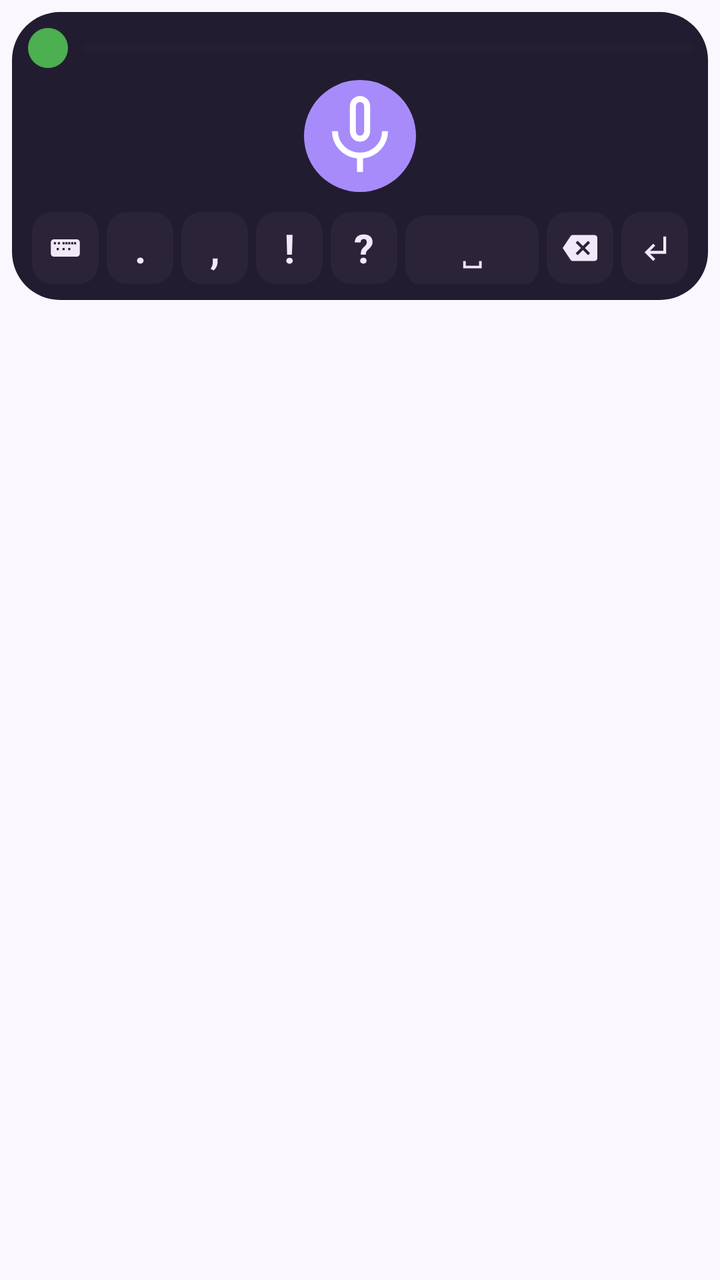
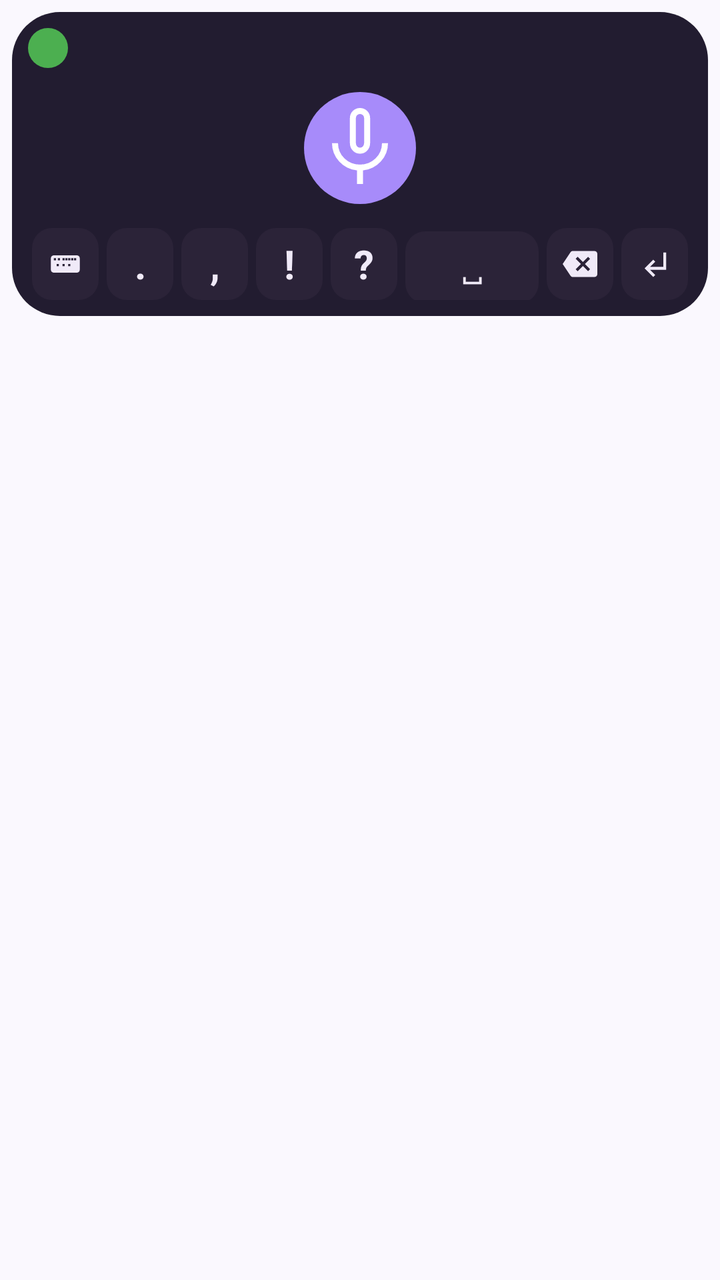

Screens rendered from an Android XML layout before and after an edit, with the pre-edit source and the edit as a unified diff.
<!-- AndroidManifest.xml: application theme Theme.WhisperGroq.ActionBar -->
<!-- res/layout/voice_service.xml -->
<?xml version="1.0" encoding="utf-8"?>
<LinearLayout xmlns:android="http://schemas.android.com/apk/res/android"
    android:layout_width="match_parent"
    android:layout_height="wrap_content"
    android:orientation="vertical"
    android:clipToPadding="false"
    android:padding="6dp">

    <LinearLayout
        android:layout_width="match_parent"
        android:layout_height="wrap_content"
        android:orientation="vertical"
        android:background="@drawable/keyboard_bg"
        android:padding="8dp">

        
        <LinearLayout
            android:layout_width="match_parent"
            android:layout_height="wrap_content"
            android:orientation="horizontal"
            android:gravity="center_vertical">

            <ImageButton
                android:id="@+id/btnStatus"
                android:layout_width="20dp"
                android:layout_height="20dp"
                android:background="@drawable/status_led_idle"
                android:contentDescription="Status"
                android:scaleType="fitCenter"/>

            <ProgressBar
                android:id="@+id/processing_bar"
                android:layout_width="0dp"
                android:layout_weight="1"
                android:layout_height="wrap_content"
                android:layout_marginStart="8dp"
                android:indeterminate="false"
                android:progressTint="@color/ime_accent"
                android:progressBackgroundTint="@color/ime_surface_container_high"
                android:indeterminateTint="@color/ime_accent"
                style="?android:attr/progressBarStyleHorizontal"/>
        </LinearLayout>

        <TextView
            android:id="@+id/tv_status"
            android:visibility="gone"
            android:gravity="center"
            android:layout_width="match_parent"
            android:layout_height="wrap_content"
            android:paddingHorizontal="10dp"
            android:layout_marginTop="4dp"
            android:textSize="14sp"
            android:textColor="@color/ime_text_primary" />

        
        <ImageButton
            android:id="@+id/btnRecord"
            android:layout_width="56dp"
            android:layout_height="56dp"
            android:layout_gravity="center_horizontal"
            android:layout_marginVertical="6dp"
            android:background="@drawable/kb_mic_button"
            android:padding="14dp"
            android:src="@drawable/ic_mic_48dp"
            android:contentDescription="@string/record_button"/>

        
        <LinearLayout
            android:layout_width="match_parent"
            android:layout_height="wrap_content"
            android:orientation="horizontal"
            android:layout_marginTop="4dp">

            <ImageButton
                android:id="@+id/btnKeyboard"
                android:layout_width="0dp"
                android:layout_height="36dp"
                android:layout_weight="1"
                android:layout_marginStart="2dp"
                android:layout_marginEnd="2dp"
                android:background="@drawable/kb_button"
                android:padding="8dp"
                android:scaleType="fitCenter"
                android:src="@drawable/ic_keyboard_36dp"
                android:contentDescription="@string/exit_button"/>

            <TextView
                android:id="@+id/btnPeriod"
                android:layout_width="0dp"
                android:layout_height="36dp"
                android:layout_weight="1"
                android:layout_marginStart="2dp"
                android:layout_marginEnd="2dp"
                android:background="@drawable/kb_button"
                android:gravity="center"
                android:text="."
                android:textColor="@color/ime_text_primary"
                android:textSize="20sp"
                android:textStyle="bold"/>

            <TextView
                android:id="@+id/btnComma"
                android:layout_width="0dp"
                android:layout_height="36dp"
                android:layout_weight="1"
                android:layout_marginStart="2dp"
                android:layout_marginEnd="2dp"
                android:background="@drawable/kb_button"
                android:gravity="center"
                android:text=","
                android:textColor="@color/ime_text_primary"
                android:textSize="20sp"
                android:textStyle="bold"/>

            <TextView
                android:id="@+id/btnExclaim"
                android:layout_width="0dp"
                android:layout_height="36dp"
                android:layout_weight="1"
                android:layout_marginStart="2dp"
                android:layout_marginEnd="2dp"
                android:background="@drawable/kb_button"
                android:gravity="center"
                android:text="!"
                android:textColor="@color/ime_text_primary"
                android:textSize="20sp"
                android:textStyle="bold"/>

            <TextView
                android:id="@+id/btnQuestion"
                android:layout_width="0dp"
                android:layout_height="36dp"
                android:layout_weight="1"
                android:layout_marginStart="2dp"
                android:layout_marginEnd="2dp"
                android:background="@drawable/kb_button"
                android:gravity="center"
                android:text="?"
                android:textColor="@color/ime_text_primary"
                android:textSize="20sp"
                android:textStyle="bold"/>

            <TextView
                android:id="@+id/btnSpace"
                android:layout_width="0dp"
                android:layout_height="36dp"
                android:layout_weight="2"
                android:layout_marginStart="2dp"
                android:layout_marginEnd="2dp"
                android:background="@drawable/kb_button"
                android:gravity="center"
                android:text="␣"
                android:textColor="@color/ime_text_primary"
                android:textSize="16sp"/>

            <ImageButton
                android:id="@+id/btnDel"
                android:layout_width="0dp"
                android:layout_height="36dp"
                android:layout_weight="1"
                android:layout_marginStart="2dp"
                android:layout_marginEnd="2dp"
                android:background="@drawable/kb_button"
                android:padding="8dp"
                android:scaleType="fitCenter"
                android:src="@drawable/ic_keyboard_del_48dp"
                android:contentDescription="@string/delete_button"/>

            <ImageButton
                android:id="@+id/btnEnter"
                android:layout_width="0dp"
                android:layout_height="36dp"
                android:layout_weight="1"
                android:layout_marginStart="2dp"
                android:layout_marginEnd="2dp"
                android:background="@drawable/kb_button"
                android:padding="8dp"
                android:scaleType="fitCenter"
                android:src="@drawable/ic_keyboard_return_48dp"
                android:contentDescription="@string/return_button"/>
        </LinearLayout>

    </LinearLayout>
</LinearLayout>
<!-- resources referenced by this layout -->
<resources>
  <color name="ime_accent">#A78BFA</color>
  <color name="ime_surface_container_high">#2B2338</color>
  <color name="ime_text_primary">#F0EAF8</color>
  <!-- drawable ic_keyboard_36dp (drawable) -->
  <vector xmlns:android="http://schemas.android.com/apk/res/android"
      android:width="24dp"
      android:height="24dp"
      android:viewportWidth="960"
      android:viewportHeight="960">
    
    <path
        android:fillColor="@color/ime_text_primary"
        android:pathData="M160,720q-33,0 -56.5,-23.5T80,640v-320q0,-33 23.5,-56.5T160,240h640q33,0 56.5,23.5T880,320v320q0,33 -23.5,56.5T800,720L160,720ZM240,480v60h60v-60h-60ZM400,480v60h60v-60h-60ZM560,480v60h60v-60h-60ZM160,320v60h60v-60h-60ZM720,320v60h60v-60h-60ZM640,320v60h60v-60h-60ZM270,320v60h60v-60h-60ZM400,320v60h60v-60h-60ZM480,320v60h60v-60h-60ZM560,320v60h60v-60h-60Z"/>
  </vector>
  <!-- drawable ic_keyboard_del_48dp (drawable) -->
  <vector xmlns:android="http://schemas.android.com/apk/res/android"
      android:width="24dp"
      android:height="24dp"
      android:viewportWidth="24"
      android:viewportHeight="24">
    <path
        android:fillColor="@color/ime_text_primary"
        android:pathData="M22,3H7C6.31,3 5.77,3.35 5.41,3.88L0,12L5.41,20.11C5.77,20.64 6.31,21 7,21H22C23.1,21 24,20.1 24,19V5C24,3.9 23.1,3 22,3M19,15.59L17.59,17L14,13.41L10.41,17L9,15.59L12.59,12L9,8.41L10.41,7L14,10.59L17.59,7L19,8.41L15.41,12L19,15.59Z"/>
  </vector>
  <!-- drawable ic_keyboard_return_48dp (drawable) -->
  <vector xmlns:android="http://schemas.android.com/apk/res/android"
      android:width="24dp"
      android:height="24dp"
      android:viewportWidth="24"
      android:viewportHeight="24">
    <path
        android:fillColor="@color/ime_text_primary"
        android:pathData="M11,9l1.42,1.42L8.83,14H18V4h2v12H8.83l3.59,3.58L11,21l-6,-6 6,-6z"/>
  </vector>
  <!-- drawable kb_button (drawable) -->
  <?xml version="1.0" encoding="utf-8"?>
  <selector xmlns:android="http://schemas.android.com/apk/res/android">
      <item android:state_pressed="true">
          <shape>
              <solid android:color="@color/colorAccent" />
              <corners android:radius="10dp" />
          </shape>
      </item>
      <item>
          <shape>
              <solid android:color="@color/ime_surface_container_high" />
              <corners android:radius="10dp" />
          </shape>
      </item>
  </selector>
  <!-- drawable kb_mic_button (drawable) -->
  <?xml version="1.0" encoding="utf-8"?>
  <selector xmlns:android="http://schemas.android.com/apk/res/android">
      <item android:state_pressed="true">
          <shape android:shape="oval">
              <solid android:color="@color/recording" />
          </shape>
      </item>
      <item>
          <shape android:shape="oval">
              <solid android:color="@color/ime_accent" />
          </shape>
      </item>
  </selector>
  <!-- drawable keyboard_bg (drawable) -->
  <?xml version="1.0" encoding="utf-8"?>
  <shape xmlns:android="http://schemas.android.com/apk/res/android">
      <solid android:color="@color/ime_surface" />
      <corners android:radius="24dp" />
  </shape>
  <!-- drawable status_led_idle (drawable) -->
  <?xml version="1.0" encoding="utf-8"?>
  <shape xmlns:android="http://schemas.android.com/apk/res/android" android:shape="oval">
      <solid android:color="#4CAF50"/>
      <size android:width="16dp" android:height="16dp"/>
  </shape>
  <string name="delete_button">Delete</string>
  <string name="exit_button">Exit</string>
  <string name="record_button">Record</string>
  <string name="return_button">Return</string>
  <color name="colorAccent">#7C3AED</color>
  <color name="recording">#DC2626</color>
  <color name="ime_surface">#221C30</color>
  <color name="colorAccentDark">#5B21B6</color>
  <color name="surface">#FFFFFF</color>
  <color name="text_primary">#1E1B29</color>
  <color name="windowBackground">#FAF8FE</color>
  <color name="text_secondary">#6B6385</color>
  <!-- unchanged entries left out for length: 2 -->
</resources>

<!-- the commit's change to res/layout/voice_service.xml (unified diff, before → after) -->
@@ -18,7 +18,8 @@
             android:layout_width="match_parent"
             android:layout_height="wrap_content"
             android:orientation="horizontal"
-            android:gravity="center_vertical">
+            android:gravity="center_vertical"
+            android:layout_marginBottom="4dp">
 
             <ImageButton
                 android:id="@+id/btnStatus"
@@ -28,29 +29,17 @@
                 android:contentDescription="Status"
                 android:scaleType="fitCenter"/>
 
-            <ProgressBar
-                android:id="@+id/processing_bar"
+            <TextView
+                android:id="@+id/tv_status"
+                android:visibility="gone"
+                android:gravity="center"
                 android:layout_width="0dp"
                 android:layout_weight="1"
                 android:layout_height="wrap_content"
-                android:layout_marginStart="8dp"
-                android:indeterminate="false"
-                android:progressTint="@color/ime_accent"
-                android:progressBackgroundTint="@color/ime_surface_container_high"
-                android:indeterminateTint="@color/ime_accent"
-                style="?android:attr/progressBarStyleHorizontal"/>
+                android:paddingHorizontal="10dp"
+                android:textSize="14sp"
+                android:textColor="@color/ime_text_primary" />
         </LinearLayout>
-
-        <TextView
-            android:id="@+id/tv_status"
-            android:visibility="gone"
-            android:gravity="center"
-            android:layout_width="match_parent"
-            android:layout_height="wrap_content"
-            android:paddingHorizontal="10dp"
-            android:layout_marginTop="4dp"
-            android:textSize="14sp"
-            android:textColor="@color/ime_text_primary" />
 
         
         <ImageButton
@@ -58,7 +47,7 @@
             android:layout_width="56dp"
             android:layout_height="56dp"
             android:layout_gravity="center_horizontal"
-            android:layout_marginVertical="6dp"
+            android:layout_marginVertical="8dp"
             android:background="@drawable/kb_mic_button"
             android:padding="14dp"
             android:src="@drawable/ic_mic_48dp"
